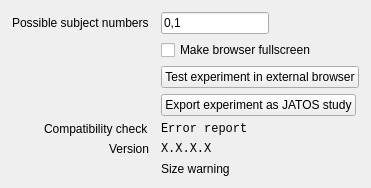
open-cogsci/opensesame-extension-osweb, file opensesame_extensions/oswebext/oswebext.ui: the form before one commit.
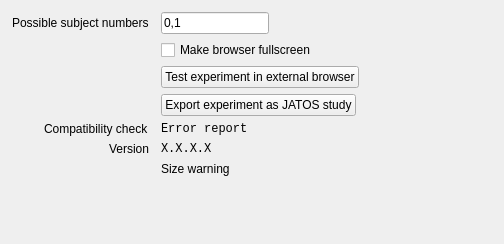
The form after the commit. Icons and pictures are not drawn.

```diff
--- a/opensesame_extensions/oswebext/oswebext.ui
+++ b/opensesame_extensions/oswebext/oswebext.ui
@@ -2,6 +2,14 @@
 <ui version="4.0">
  <class>Form</class>
  <widget class="QWidget" name="Form">
+  <property name="geometry">
+   <rect>
+    <x>0</x>
+    <y>0</y>
+    <width>504</width>
+    <height>244</height>
+   </rect>
+  </property>
   <property name="windowTitle">
    <string>Form</string>
   </property>
```
Left out of the diff: 2 changed lines with no effect on the pictures.
